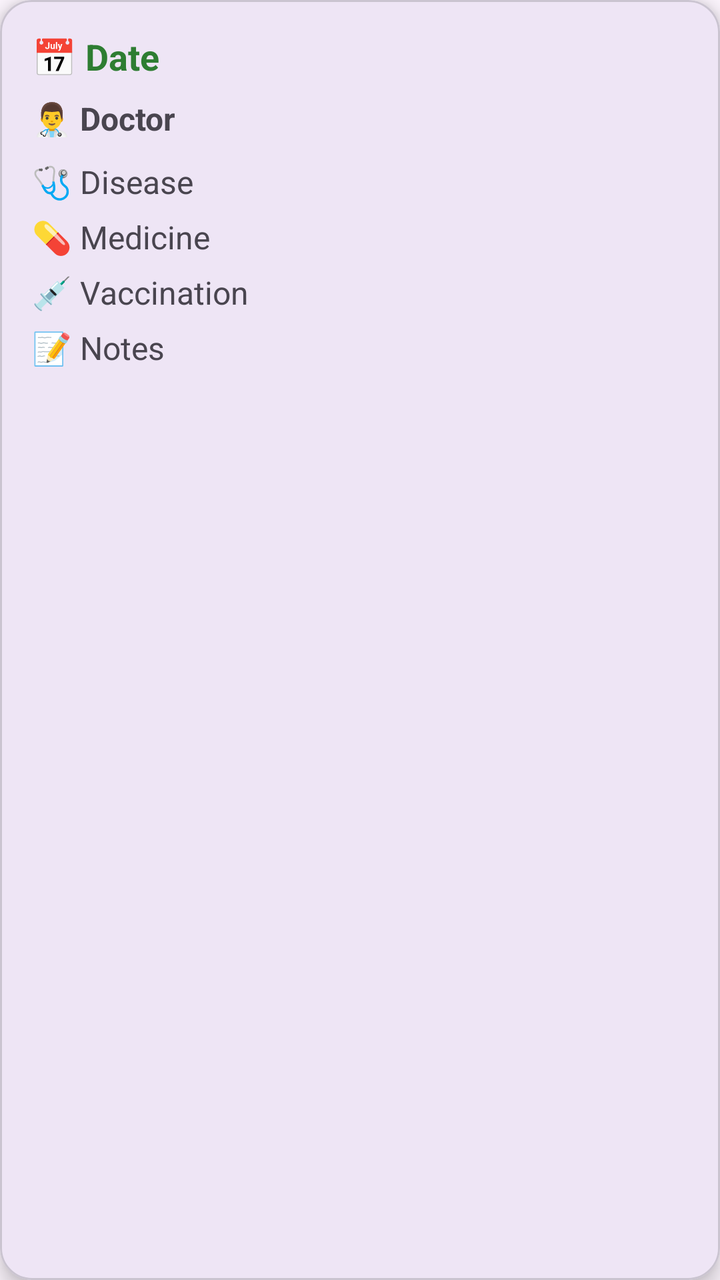
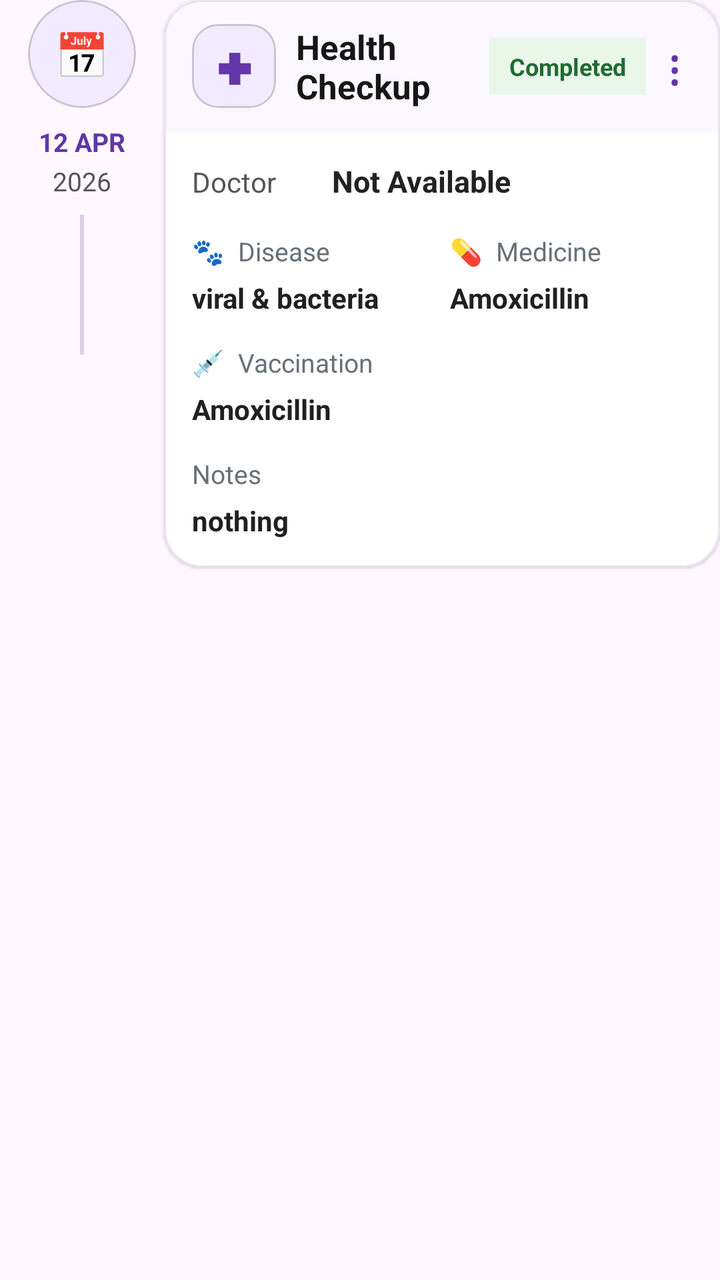

Before-and-after screenshots of an Android layout around one commit, followed by the original layout XML and the change that was made.
<!-- AndroidManifest.xml: application theme Theme.VetConnect -->
<!-- res/layout/item_medical_record.xml -->
<?xml version="1.0" encoding="utf-8"?>
<com.google.android.material.card.MaterialCardView
    xmlns:android="http://schemas.android.com/apk/res/android"
    xmlns:app="http://schemas.android.com/apk/res-auto"
    android:layout_width="match_parent"
    android:layout_height="wrap_content"
    android:layout_margin="10dp"
    app:cardCornerRadius="16dp"
    app:cardElevation="6dp">

    <LinearLayout
        android:layout_width="match_parent"
        android:layout_height="wrap_content"
        android:orientation="vertical"
        android:padding="16dp">

        <TextView
            android:id="@+id/tvDate"
            android:layout_width="wrap_content"
            android:layout_height="wrap_content"
            android:text="📅 Date"
            android:textStyle="bold"
            android:textSize="18sp"
            android:textColor="#2E7D32"/>
        <TextView
            android:id="@+id/tvDoctor"
            android:layout_width="wrap_content"
            android:layout_height="wrap_content"
            android:text="👨‍⚕️ Doctor"
            android:layout_marginTop="8dp"
            android:textStyle="bold"
            android:textSize="16sp"/>

        <TextView
            android:id="@+id/tvDisease"
            android:layout_width="wrap_content"
            android:layout_height="wrap_content"
            android:text="🩺 Disease"
            android:layout_marginTop="10dp"
            android:textSize="16sp"/>

        <TextView
            android:id="@+id/tvMedicine"
            android:layout_width="wrap_content"
            android:layout_height="wrap_content"
            android:text="💊 Medicine"
            android:layout_marginTop="6dp"
            android:textSize="16sp"/>

        <TextView
            android:id="@+id/tvVaccination"
            android:layout_width="wrap_content"
            android:layout_height="wrap_content"
            android:text="💉 Vaccination"
            android:layout_marginTop="6dp"
            android:textSize="16sp"/>

        <TextView
            android:id="@+id/tvNotes"
            android:layout_width="wrap_content"
            android:layout_height="wrap_content"
            android:text="📝 Notes"
            android:layout_marginTop="6dp"
            android:textSize="16sp"/>

    </LinearLayout>

</com.google.android.material.card.MaterialCardView>
<!-- resources referenced by this layout -->
<resources>
  <style name="Theme.VetConnect" parent="Base.Theme.VetConnect" />
  <style name="Base.Theme.VetConnect" parent="Theme.Material3.DayNight.NoActionBar">
  
          <item name="android:statusBarColor">@android:color/transparent</item>
  
          <item name="android:windowLightStatusBar">true</item>
  
      </style>
</resources>

<!-- the commit's change to res/layout/item_medical_record.xml (unified diff, before → after) -->
@@ -1,68 +1,472 @@
 <?xml version="1.0" encoding="utf-8"?>
-<com.google.android.material.card.MaterialCardView
+<LinearLayout
     xmlns:android="http://schemas.android.com/apk/res/android"
     xmlns:app="http://schemas.android.com/apk/res-auto"
+
     android:layout_width="match_parent"
     android:layout_height="wrap_content"
-    android:layout_margin="10dp"
-    app:cardCornerRadius="16dp"
-    app:cardElevation="6dp">
+
+    android:orientation="horizontal"
+
+    android:paddingBottom="16dp">
+
+
+    
+    
+    
 
     <LinearLayout
-        android:layout_width="match_parent"
-        android:layout_height="wrap_content"
+
+        android:layout_width="82dp"
+        android:layout_height="match_parent"
+
         android:orientation="vertical"
-        android:padding="16dp">
+
+        android:gravity="center_horizontal">
+
+
+        
+
+        <com.google.android.material.card.MaterialCardView
+
+            android:layout_width="54dp"
+            android:layout_height="54dp"
+
+            app:cardCornerRadius="27dp"
+            app:cardElevation="0dp"
+
+            app:cardBackgroundColor="#F2EAFE">
+
+
+            <TextView
+
+                android:layout_width="match_parent"
+                android:layout_height="match_parent"
+
+                android:gravity="center"
+
+                android:text="📅"
+                android:textSize="22sp"/>
+
+        </com.google.android.material.card.MaterialCardView>
+
+
+        
 
         <TextView
-            android:id="@+id/tvDate"
+            android:id="@+id/tvTimelineDate"
+
             android:layout_width="wrap_content"
             android:layout_height="wrap_content"
-            android:text="📅 Date"
+
+            android:text="12 APR"
+
+            android:textColor="#6136A8"
+            android:textSize="13sp"
             android:textStyle="bold"
-            android:textSize="18sp"
-            android:textColor="#2E7D32"/>
+
+            android:layout_marginTop="8dp"/>
+
+
         <TextView
-            android:id="@+id/tvDoctor"
+            android:id="@+id/tvTimelineYear"
+
             android:layout_width="wrap_content"
             android:layout_height="wrap_content"
-            android:text="👨‍⚕️ Doctor"
-            android:layout_marginTop="8dp"
-            android:textStyle="bold"
-            android:textSize="16sp"/>
-
-        <TextView
-            android:id="@+id/tvDisease"
-            android:layout_width="wrap_content"
+
+            android:text="2026"
+
+            android:textColor="#555555"
+            android:textSize="13sp"
+
+            android:layout_marginTop="2dp"/>
+
+
+        
+
+        <View
+
+            android:layout_width="2dp"
+            android:layout_height="70dp"
+
+            android:background="#D9D1E8"
+
+            android:layout_marginTop="8dp"/>
+
+    </LinearLayout>
+
+
+    
+    
+    
+
+    <com.google.android.material.card.MaterialCardView
+
+        android:layout_width="0dp"
+        android:layout_height="wrap_content"
+
+        android:layout_weight="1"
+
+        app:cardCornerRadius="19dp"
+        app:cardElevation="1dp"
+
+        app:strokeWidth="1dp"
+        app:strokeColor="#E9E3F1"
+
+        app:cardBackgroundColor="#FFFFFF">
+
+
+        <LinearLayout
+
+            android:layout_width="match_parent"
             android:layout_height="wrap_content"
-            android:text="🩺 Disease"
-            android:layout_marginTop="10dp"
-            android:textSize="16sp"/>
-
-        <TextView
-            android:id="@+id/tvMedicine"
-            android:layout_width="wrap_content"
-            android:layout_height="wrap_content"
-            android:text="💊 Medicine"
-            android:layout_marginTop="6dp"
-            android:textSize="16sp"/>
-
-        <TextView
-            android:id="@+id/tvVaccination"
-            android:layout_width="wrap_content"
-            android:layout_height="wrap_content"
-            android:text="💉 Vaccination"
-            android:layout_marginTop="6dp"
-            android:textSize="16sp"/>
-
-        <TextView
-            android:id="@+id/tvNotes"
-            android:layout_width="wrap_content"
-            android:layout_height="wrap_content"
-            android:text="📝 Notes"
-            android:layout_marginTop="6dp"
-            android:textSize="16sp"/>
-
-    </LinearLayout>
-
-</com.google.android.material.card.MaterialCardView>
+
+            android:orientation="vertical">
+
+
+            
+            
+            
+
+            <LinearLayout
+
+                android:layout_width="match_parent"
+                android:layout_height="wrap_content"
+
+                android:orientation="horizontal"
+
+                android:gravity="center_vertical"
+
+                android:paddingStart="14dp"
+                android:paddingEnd="10dp"
+                android:paddingTop="12dp"
+                android:paddingBottom="12dp"
+
+                android:background="#FAF8FE">
+
+
+                <com.google.android.material.card.MaterialCardView
+
+                    android:layout_width="42dp"
+                    android:layout_height="42dp"
+
+                    app:cardCornerRadius="13dp"
+                    app:cardElevation="0dp"
+
+                    app:cardBackgroundColor="#F2EAFE">
+
+
+                    <TextView
+
+                        android:layout_width="match_parent"
+                        android:layout_height="match_parent"
+
+                        android:gravity="center"
+
+                        android:text="✚"
+
+                        android:textColor="#6236A8"
+                        android:textSize="21sp"
+                        android:textStyle="bold"/>
+
+                </com.google.android.material.card.MaterialCardView>
+
+
+                <TextView
+                    android:id="@+id/tvRecordTitle"
+
+                    android:layout_width="0dp"
+                    android:layout_height="wrap_content"
+
+                    android:layout_weight="1"
+
+                    android:text="Health Checkup"
+
+                    android:textColor="#161616"
+                    android:textSize="17sp"
+                    android:textStyle="bold"
+
+                    android:layout_marginStart="10dp"/>
+
+
+                
+
+                <TextView
+                    android:id="@+id/tvStatus"
+
+                    android:layout_width="wrap_content"
+                    android:layout_height="wrap_content"
+
+                    android:text="Completed"
+
+                    android:textColor="#216B32"
+                    android:textSize="12sp"
+                    android:textStyle="bold"
+
+                    android:background="#EAF6EA"
+
+                    android:paddingStart="10dp"
+                    android:paddingEnd="10dp"
+                    android:paddingTop="6dp"
+                    android:paddingBottom="6dp"/>
+
+
+                
+
+                <TextView
+
+                    android:layout_width="25dp"
+                    android:layout_height="40dp"
+
+                    android:gravity="center"
+
+                    android:text="⋮"
+
+                    android:textColor="#6236A8"
+                    android:textSize="25sp"
+
+                    android:layout_marginStart="2dp"/>
+
+            </LinearLayout>
+
+
+            
+            
+            
+
+            <LinearLayout
+
+                android:layout_width="match_parent"
+                android:layout_height="wrap_content"
+
+                android:orientation="vertical"
+
+                android:padding="14dp">
+
+
+                
+
+                <LinearLayout
+
+                    android:layout_width="match_parent"
+                    android:layout_height="wrap_content"
+
+                    android:orientation="horizontal">
+
+
+                    <TextView
+
+                        android:layout_width="70dp"
+                        android:layout_height="wrap_content"
+
+                        android:text="Doctor"
+
+                        android:textColor="#555555"
+                        android:textSize="14sp"/>
+
+
+                    <TextView
+                        android:id="@+id/tvDoctor"
+
+                        android:layout_width="0dp"
+                        android:layout_height="wrap_content"
+
+                        android:layout_weight="1"
+
+                        android:text="Not Available"
+
+                        android:textColor="#222222"
+                        android:textSize="15sp"
+                        android:textStyle="bold"/>
+
+                </LinearLayout>
+
+
+                
+                
+                
+
+                <LinearLayout
+
+                    android:layout_width="match_parent"
+                    android:layout_height="wrap_content"
+
+                    android:orientation="horizontal"
+
+                    android:layout_marginTop="16dp">
+
+
+                    
+
+                    <LinearLayout
+
+                        android:layout_width="0dp"
+                        android:layout_height="wrap_content"
+
+                        android:layout_weight="1"
+
+                        android:orientation="vertical">
+
+
+                        <TextView
+
+                            android:layout_width="wrap_content"
+                            android:layout_height="wrap_content"
+
+                            android:text="🐾  Disease"
+
+                            android:textColor="#687078"
+                            android:textSize="13sp"/>
+
+
+                        <TextView
+                            android:id="@+id/tvDisease"
+
+                            android:layout_width="match_parent"
+                            android:layout_height="wrap_content"
+
+                            android:text="viral &amp; bacteria"
+
+                            android:textColor="#202020"
+                            android:textSize="14sp"
+                            android:textStyle="bold"
+
+                            android:layout_marginTop="5dp"/>
+
+                    </LinearLayout>
+
+
+                    
+
+                    <LinearLayout
+
+                        android:layout_width="0dp"
+                        android:layout_height="wrap_content"
+
+                        android:layout_weight="1"
+
+                        android:orientation="vertical"
+
+                        android:layout_marginStart="8dp">
+
+
+                        <TextView
+
+                            android:layout_width="wrap_content"
+                            android:layout_height="wrap_content"
+
+                            android:text="💊  Medicine"
+
+                            android:textColor="#687078"
+                            android:textSize="13sp"/>
+
+
+                        <TextView
+                            android:id="@+id/tvMedicine"
+
+                            android:layout_width="match_parent"
+                            android:layout_height="wrap_content"
+
+                            android:text="Amoxicillin"
+
+                            android:textColor="#202020"
+                            android:textSize="14sp"
+                            android:textStyle="bold"
+
+                            android:layout_marginTop="5dp"/>
+
+                    </LinearLayout>
+
+                </LinearLayout>
+
+
+                
+                
+                
+
+                <LinearLayout
+
+                    android:layout_width="match_parent"
+                    android:layout_height="wrap_content"
+
+                    android:orientation="vertical"
+
+                    android:layout_marginTop="14dp">
+
+
+                    <TextView
+
+                        android:layout_width="wrap_content"
+                        android:layout_height="wrap_content"
+
+                        android:text="💉  Vaccination"
+
+                        android:textColor="#687078"
+                        android:textSize="13sp"/>
+
+
+                    <TextView
+                        android:id="@+id/tvVaccination"
+
+                        android:layout_width="match_parent"
+                        android:layout_height="wrap_content"
+
+                        android:text="Amoxicillin"
+
+                        android:textColor="#202020"
+                        android:textSize="14sp"
+                        android:textStyle="bold"
+
+                        android:layout_marginTop="5dp"/>
+
+                </LinearLayout>
+
+
+                
+                
+                
+
+                <LinearLayout
+
+                    android:layout_width="match_parent"
+                    android:layout_height="wrap_content"
+
+                    android:orientation="vertical"
+
+                    android:layout_marginTop="14dp">
+
+
+                    <TextView
+
+                        android:layout_width="wrap_content"
+                        android:layout_height="wrap_content"
+
+                        android:text="Notes"
+
+                        android:textColor="#687078"
+                        android:textSize="13sp"/>
+
+
+                    <TextView
+                        android:id="@+id/tvNotes"
+
+                        android:layout_width="match_parent"
+                        android:layout_height="wrap_content"
+
+                        android:text="nothing"
+
+                        android:textColor="#202020"
+                        android:textSize="14sp"
+                        android:textStyle="bold"
+
+                        android:layout_marginTop="5dp"/>
+
+                </LinearLayout>
+
+            </LinearLayout>
+
+        </LinearLayout>
+
+    </com.google.android.material.card.MaterialCardView>
+
+</LinearLayout>
